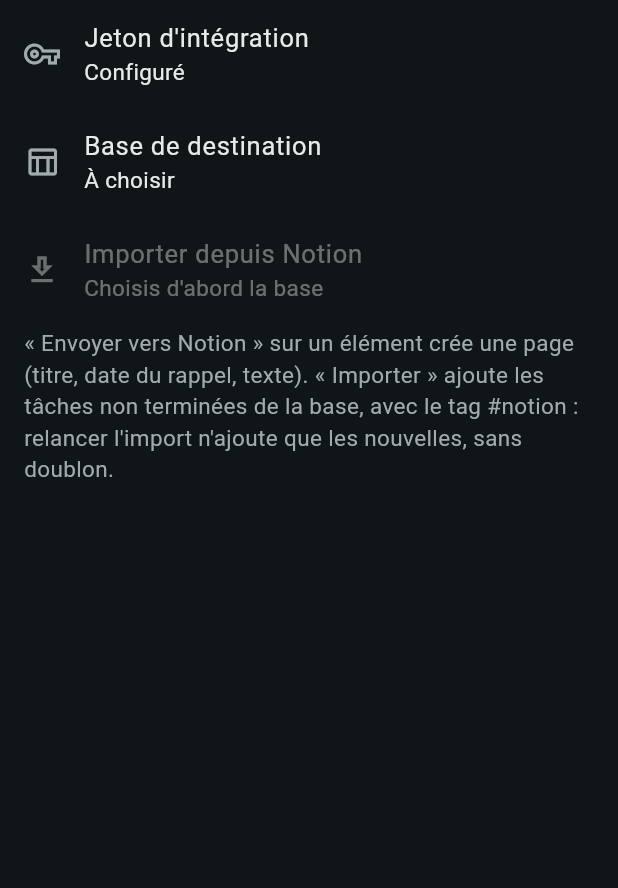
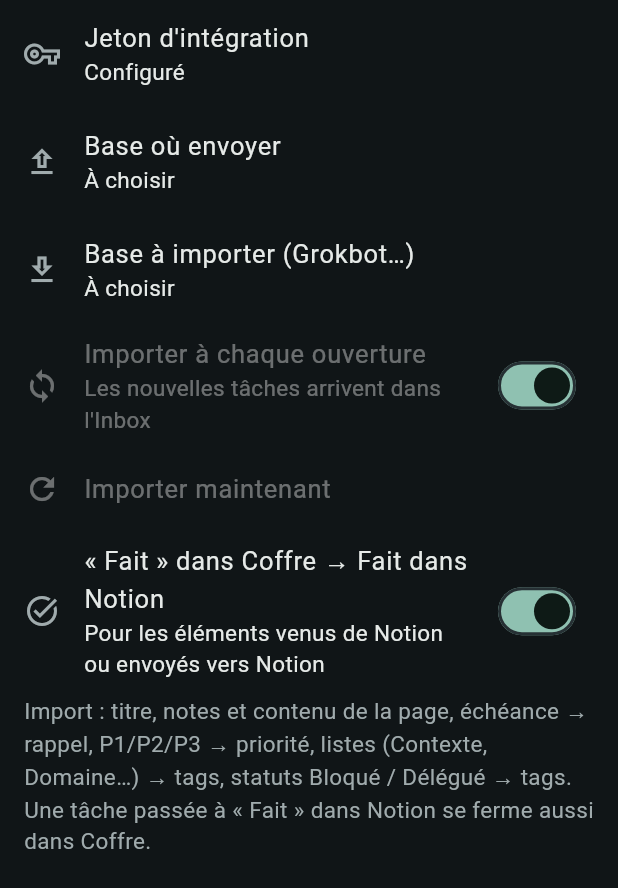
Before and after one commit to Corben020975/SAFA, a Flutter app: the NotionSettingsSection widget shown alone on an empty page, opened directly, on a phone screen of 412 x 824 dp. Shown: the top 888 px of the screen. Run offline on Flutter 3.47's test engine with Material 3 defaults, Android fonts, the phone set to English and light mode, and no system bars; our stand-ins replace drift, drift_flutter, flutter_local_notifications, flutter_secure_storage, local_auth, speech_to_text and 1 more; missing offline and left inert: sqlite3; accounts and stored records are empty; generated files the repository leaves out were written again; network calls fail; statements that could not run were skipped; project files that could hold a hidden picture were left out.

Commit message:
Coffre v1.7 : circuit Grokbot → Notion → Coffre → Notion, nouvelle icône
- Base Notion à importer distincte de la base d'envoi, avec contexte
  Coffre ; import automatique à chaque ouverture (Inbox, rappels)
- Lecture enrichie : P1/P2/P3, listes et multi-listes → tags, statuts
  Bloqué/Délégué/Reporté → tags, contenu de la page (titres, puces,
  cases) ; une case « Récurrente » n'est plus prise pour « Fait »
- Synchro : page « Fait » dans Notion → élément fermé dans Coffre ;
  « Fait » dans Coffre → page passée à « Fait » (statut, liste ou case),
  après le délai d'annulation
- Icône : porte de coffre-fort laiton sur fond sarcelle en dégradé
  (adaptive + monochrome Android 13, PNG régénérés)
- Tests : base « Todos pro » réelle, fermeture croisée, propriété à clore

Co-Authored-By: Claude Opus 5.5 <noreply@anthropic.com>
Claude-Session: https://claude.ai/code/session_01BzYSrhPqrphuxYPKH3HrLC

```diff
--- a/coffre/lib/data/database.dart
+++ b/coffre/lib/data/database.dart
@@ -282,6 +282,12 @@ class AppDatabase extends _$AppDatabase {
   Future<void> restoreItem(Item item) =>
       into(items).insert(item, mode: InsertMode.insertOrReplace);
 
+  Future<Item?> itemByNotionUrl(String url) =>
+      (select(items)
+            ..where((t) => t.notionUrl.equals(url))
+            ..limit(1))
+          .getSingleOrNull();
+
   /// Liens Notion déjà connus (envoyés ou importés) : pas de doublon.
   Future<Set<String>> notionUrls() async {
     final query = selectOnly(items)
--- a/coffre/lib/ui/screens/connections_settings.dart
+++ b/coffre/lib/ui/screens/connections_settings.dart
@@ -3,6 +3,7 @@ import 'package:flutter/material.dart';
 import '../../core/app_services.dart';
 import '../../core/reminder_defaults.dart';
 import '../../data/app_settings.dart';
+import '../../data/enums.dart';
 import '../../services/notion_import.dart';
 import '../../services/notion_service.dart';
 import '../../services/secret_store.dart';
@@ -403,22 +404,23 @@ class _NotionSettingsSectionState extends State<NotionSettingsSection> {
     await _refresh();
   }
 
-  Future<void> _chooseTarget() async {
+  /// Liste des bases partagées avec l'intégration ; null si annulé.
+  Future<NotionTarget?> _pickBase(String title) async {
     setState(() => _loading = true);
     List<NotionTarget> targets;
     try {
       targets = await _s.notion.listTargets();
     } catch (e) {
       if (mounted) _snack(context, '$e');
-      return;
+      return null;
     } finally {
       if (mounted) setState(() => _loading = false);
     }
-    if (!mounted) return;
-    final chosen = await showDialog<NotionTarget>(
+    if (!mounted) return null;
+    return showDialog<NotionTarget>(
       context: context,
       builder: (d) => SimpleDialog(
-        title: const Text('Base Notion de destination'),
+        title: Text(title),
         children: [
           if (targets.isEmpty)
             const Padding(
@@ -437,26 +439,63 @@ class _NotionSettingsSectionState extends State<NotionSettingsSection> {
         ],
       ),
     );
+  }
+
+  Future<void> _chooseTarget() async {
+    final chosen = await _pickBase('Base où envoyer');
     if (chosen != null) await _s.settings.setNotionTarget(chosen.toMap());
+  }
+
+  Future<void> _chooseImport() async {
+    final chosen = await _pickBase('Base à importer (Grokbot…)');
+    if (chosen == null || !mounted) return;
+    const none = '—';
+    final context_ = await showDialog<String>(
+      context: context,
+      builder: (d) => SimpleDialog(
+        title: const Text('Contexte des tâches importées'),
+        children: [
+          for (final c in [...kContexts, none])
+            SimpleDialogOption(
+              onPressed: () => Navigator.pop(d, c),
+              child: Text(c == none ? 'Aucun' : c),
+            ),
+        ],
+      ),
+    );
+    if (context_ == null) return;
+    await _s.settings.setNotionImport(
+      chosen.toMap(),
+      context_ == none ? null : context_,
+    );
+    await _import(chosen);
   }
 
   Future<void> _import(NotionTarget target) async {
     setState(() => _importing = true);
     try {
-      final result = await importNotionTasks(_s.db, _s.notion, target);
-      for (final item in result.added) {
+      final result = await importNotionTasks(
+        _s.db,
+        _s.notion,
+        target,
+        context: _s.settings.notionImportContext,
+      );
+      for (final item in [...result.added, ...result.closed]) {
         await _s.notifications.schedule(item);
       }
+      String plural(int n, String word) => '$n $word${n > 1 ? 's' : ''}';
       final n = result.added.length;
       final details = [
         if (result.existing > 0) '${result.existing} déjà dans Coffre',
+        if (result.closed.isNotEmpty)
+          '${plural(result.closed.length, 'fermée')} (Fait dans Notion)',
         if (result.done > 0)
-          '${result.done} terminée${result.done > 1 ? 's' : ''} ignorée${result.done > 1 ? 's' : ''}',
+          '${plural(result.done, 'terminée')} ignorée${result.done > 1 ? 's' : ''}',
       ];
       if (mounted) {
         _snack(
           context,
-          '${n == 0 ? 'Aucune nouvelle tâche' : '$n tâche${n > 1 ? 's' : ''} importée${n > 1 ? 's' : ''} (#notion)'}'
+          '${n == 0 ? 'Aucune nouvelle tâche' : '${plural(n, 'tâche')} importée${n > 1 ? 's' : ''} dans l\'Inbox'}'
           '${details.isEmpty ? '' : ' · ${details.join(' · ')}'}',
         );
       }
@@ -469,60 +508,80 @@ class _NotionSettingsSectionState extends State<NotionSettingsSection> {
 
   @override
   Widget build(BuildContext context) {
+    final settings = _s.settings;
+    Widget spinner(bool on) => on
+        ? const SizedBox(
+            width: 24,
+            height: 24,
+            child: CircularProgressIndicator(strokeWidth: 2),
+          )
+        : const SizedBox.shrink();
     return ListenableBuilder(
-      listenable: _s.settings,
+      listenable: settings,
       builder: (context, _) {
-        final target = NotionTarget.fromMap(_s.settings.notionTarget);
+        final ready = _hasToken == true;
+        final target = NotionTarget.fromMap(settings.notionTarget);
+        final source = NotionTarget.fromMap(settings.notionImport);
         return Column(
           children: [
             ListTile(
               leading: const Icon(Icons.vpn_key_outlined),
               title: const Text('Jeton d\'intégration'),
               subtitle: Text(
-                _hasToken == null
-                    ? '…'
-                    : (_hasToken! ? 'Configuré' : 'À ajouter'),
+                _hasToken == null ? '…' : (ready ? 'Configuré' : 'À ajouter'),
               ),
               onTap: _editToken,
             ),
             ListTile(
-              enabled: _hasToken == true,
-              leading: const Icon(Icons.table_chart_outlined),
-              title: const Text('Base de destination'),
+              enabled: ready,
+              leading: const Icon(Icons.upload_outlined),
+              title: const Text('Base où envoyer'),
               subtitle: Text(target?.name ?? 'À choisir'),
-              trailing: _loading
-                  ? const SizedBox(
-                      width: 24,
-                      height: 24,
-                      child: CircularProgressIndicator(strokeWidth: 2),
-                    )
-                  : null,
-              onTap: _hasToken == true ? _chooseTarget : null,
+              trailing: spinner(_loading),
+              onTap: ready ? _chooseTarget : null,
             ),
             ListTile(
-              enabled: _hasToken == true && target != null && !_importing,
+              enabled: ready,
               leading: const Icon(Icons.download_outlined),
-              title: const Text('Importer depuis Notion'),
+              title: const Text('Base à importer (Grokbot…)'),
               subtitle: Text(
-                target == null
-                    ? 'Choisis d\'abord la base'
-                    : 'Tâches non terminées de « ${target.name} »',
+                source == null
+                    ? 'À choisir'
+                    : '${source.name}${settings.notionImportContext == null ? '' : ' → ${settings.notionImportContext}'}',
               ),
-              trailing: _importing
-                  ? const SizedBox(
-                      width: 24,
-                      height: 24,
-                      child: CircularProgressIndicator(strokeWidth: 2),
-                    )
-                  : null,
-              onTap: _hasToken == true && target != null
-                  ? () => _import(target)
+              onTap: ready ? _chooseImport : null,
+            ),
+            SwitchListTile(
+              secondary: const Icon(Icons.sync),
+              title: const Text('Importer à chaque ouverture'),
+              subtitle: const Text(
+                'Les nouvelles tâches arrivent dans l\'Inbox',
+              ),
+              value: settings.notionAutoImport,
+              onChanged: ready && source != null
+                  ? settings.setNotionAutoImport
                   : null,
             ),
+            ListTile(
+              enabled: ready && source != null && !_importing,
+              leading: const Icon(Icons.refresh),
+              title: const Text('Importer maintenant'),
+              trailing: spinner(_importing),
+              onTap: ready && source != null ? () => _import(source) : null,
+            ),
+            SwitchListTile(
+              secondary: const Icon(Icons.task_alt),
+              title: const Text('« Fait » dans Coffre → Fait dans Notion'),
+              subtitle: const Text(
+                'Pour les éléments venus de Notion ou envoyés vers Notion',
+              ),
+              value: settings.notionSyncDone,
+              onChanged: ready ? settings.setNotionSyncDone : null,
+            ),
             const _Note(
-              '« Envoyer vers Notion » sur un élément crée une page (titre, date du rappel, texte). '
-              '« Importer » ajoute les tâches non terminées de la base, avec le tag #notion : '
-              'relancer l\'import n\'ajoute que les nouvelles, sans doublon.',
+              'Import : titre, notes et contenu de la page, échéance → rappel, P1/P2/P3 → priorité, '
+              'listes (Contexte, Domaine…) → tags, statuts Bloqué / Délégué → tags. '
+              'Une tâche passée à « Fait » dans Notion se ferme aussi dans Coffre.',
             ),
           ],
         );
--- a/coffre/lib/ui/screens/detail_screen.dart
+++ b/coffre/lib/ui/screens/detail_screen.dart
@@ -8,6 +8,7 @@ import '../../core/date_labels.dart';
 import '../../data/database.dart';
 import '../../data/enums.dart';
 import '../../services/notification_service.dart';
+import '../../services/notion_import.dart';
 import '../../services/notion_service.dart';
 import '../theme.dart';
 import '../widgets/ai_sheet.dart';
@@ -117,6 +118,9 @@ class _DetailScreenState extends State<DetailScreen> {
       item.copyWith(status: done ? ItemStatus.todo : ItemStatus.done),
       reschedule: true,
     );
+    if (!done && _item!.status == ItemStatus.done && item.notionUrl != null) {
+      unawaited(pushDoneToNotion(_s, item.id));
+    }
     if (!done && mounted) {
       final messenger = ScaffoldMessenger.of(context);
       final next = _item!;
--- a/coffre/pubspec.yaml
+++ b/coffre/pubspec.yaml
@@ -3,7 +3,7 @@ description: "Coffre – capture privée hors-ligne (idées, tâches, notes, rap
 publish_to: 'none'
 
 # versionName+versionCode : incrémenter le +N à chaque APK installé par-dessus.
-version: 1.6.1+8
+version: 1.7.0+9
 
 environment:
   sdk: ^3.13.4
```
Also changed, not shown: coffre/lib/app.dart (+24 -2 lines), coffre/lib/data/app_settings.dart (+38 -0 lines), coffre/lib/services/notion_import.dart (+97 -14 lines), coffre/lib/services/notion_service.dart (+188 -32 lines), coffre/lib/ui/item_actions.dart (+13 -0 lines), 12 other files.
